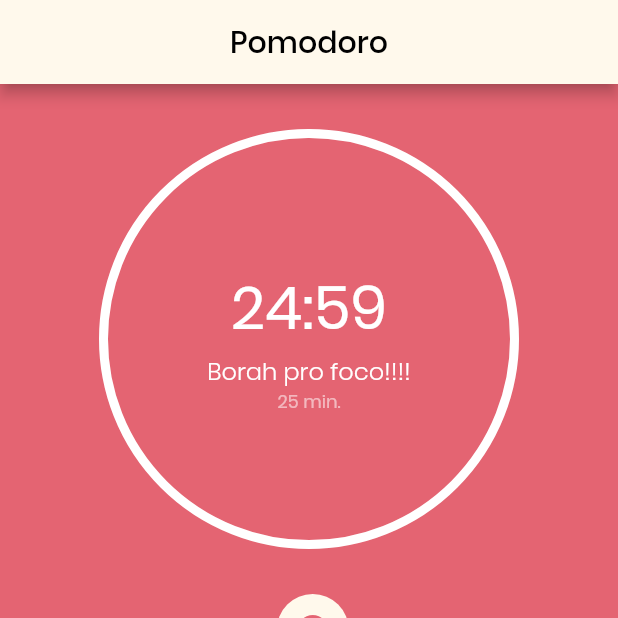
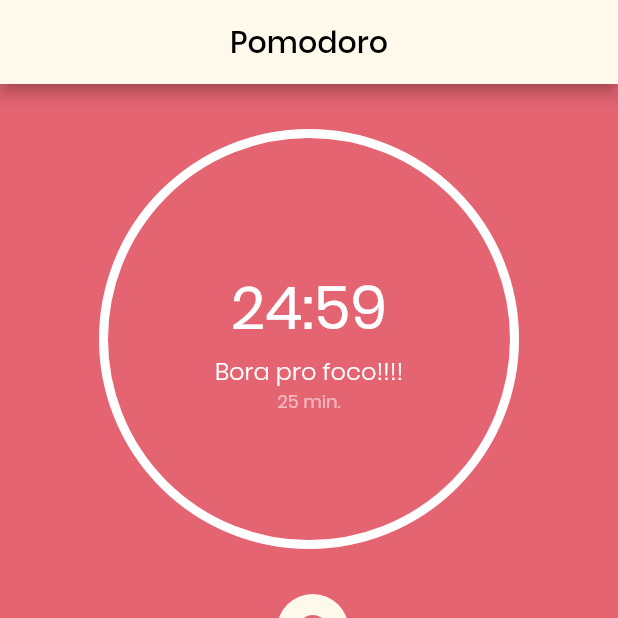
Before and after one commit to danilodumba/tomafoco, a Flutter app: the screen it shows after launch, after a tap on the "play arrow" icon, on a phone screen of 412 x 824 dp, the top half of it. Run offline on Flutter 3.47's test engine with Material 2 defaults, Android fonts, the phone set to English and light mode, and no system bars; drawn by our look-alikes of percent_indicator; our stand-ins replace flutter_local_notifications, shared_preferences; missing offline and left inert: shared_preferences_web.

Commit message:
Mudancas de estrutura para rodar no android.

```diff
--- a/lib/controllers/home_controller.dart
+++ b/lib/controllers/home_controller.dart
@@ -50,7 +50,7 @@ class HomeController extends ChangeNotifier {
             isWorking ? "Boa!! Pomodoro finalizado." : "Bora pro foco!",
             isWorking
                 ? "Pegue uma pausa para descanso!!"
-                : "Ta indo bem pra caralho!!!",
+                : "Está indo muito bem!!!",
           );
           cancelTimer();
         } else {
@@ -110,7 +110,7 @@ class HomeController extends ChangeNotifier {
   }
 
   String getDescription() {
-    return isWorking ? 'Borah pro foco!!!!' : 'Dê uma relaxada...';
+    return isWorking ? 'Bora pro foco!!!!' : 'Dê uma relaxada...';
   }
 
   double getPercent() {
--- a/lib/pages/home_page.dart
+++ b/lib/pages/home_page.dart
@@ -1,5 +1,4 @@
 import 'package:flutter/material.dart';
-import 'package:flutter/widgets.dart';
 import 'package:tomafoco/pages/pomodoro_page.dart';
 import 'package:tomafoco/pages/settings_page.dart';
 import 'package:tomafoco/themes/colors.dart';
--- a/lib/pages/pomodoro_page.dart
+++ b/lib/pages/pomodoro_page.dart
@@ -1,5 +1,4 @@
 import 'package:flutter/material.dart';
-import 'package:flutter/widgets.dart';
 import 'package:tomafoco/controllers/home_controller.dart';
 import 'package:tomafoco/pages/widgets/buttons_circular_widget.dart';
 import 'package:tomafoco/pages/widgets/timer_widget.dart';
--- a/lib/pages/settings_page.dart
+++ b/lib/pages/settings_page.dart
@@ -1,5 +1,4 @@
 import 'package:flutter/material.dart';
-import 'package:flutter/widgets.dart';
 import 'package:tomafoco/controllers/settings_controller.dart';
 import 'package:tomafoco/pages/widgets/bulet_widget.dart';
 import 'package:tomafoco/themes/colors.dart';
--- a/lib/pages/widgets/bulet_widget.dart
+++ b/lib/pages/widgets/bulet_widget.dart
@@ -1,5 +1,4 @@
 import 'package:flutter/material.dart';
-import 'package:flutter/widgets.dart';
 
 class BuletWidget extends StatelessWidget {
   Color backgroundColor;
--- a/lib/pages/widgets/buttons_circular_widget.dart
+++ b/lib/pages/widgets/buttons_circular_widget.dart
@@ -1,5 +1,4 @@
 import 'package:flutter/material.dart';
-import 'package:flutter/widgets.dart';
 
 class ButtonCircularWidget extends StatelessWidget {
   String? tooltip;
--- a/lib/themes/colors.dart
+++ b/lib/themes/colors.dart
@@ -1,5 +1,4 @@
 import 'package:flutter/material.dart';
-import 'package:flutter/widgets.dart';
 
 class LightColors {
   static const Color kLightYellow = Color(0xFFFFF9EC);
```
Also changed, not shown: pubspec.lock, 4 other files.
